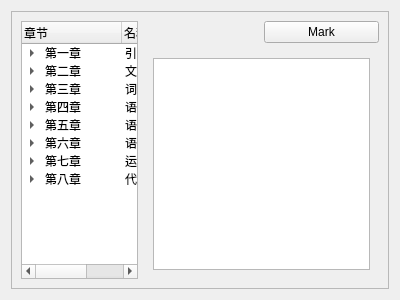
This is ui/coursepage.ui in azh-1415926/POCAssistant as Qt 5 draws it before an edit. The edited form follows.
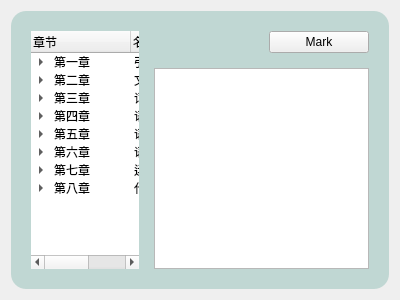
This is the edited form. Custom widgets are drawn as their Qt base class.

What changed in the file:
```diff
--- a/ui/coursepage.ui
+++ b/ui/coursepage.ui
@@ -13,6 +13,24 @@
   <property name="windowTitle">
    <string>coursepage</string>
   </property>
+  <property name="styleSheet">
+   <string notr="true">coursepage#coursepage
+{
+	background-color: rgba(64, 81, 78,50);
+	border-radius: 15px;
+}
+
+QFrame#frame
+{
+	background-color: rgba(0,118,98,50);
+	border-radius: 15px;
+}
+
+QWidget#outline
+{
+	border-radius: 15px;
+}</string>
+  </property>
   <layout class="QVBoxLayout" name="verticalLayout">
    <item>
     <widget class="QFrame" name="frame">
@@ -23,8 +41,26 @@
       <enum>QFrame::Shadow::Raised</enum>
      </property>
      <layout class="QHBoxLayout" name="horizontalLayout" stretch="1,2">
+      <property name="spacing">
+       <number>15</number>
+      </property>
+      <property name="leftMargin">
+       <number>20</number>
+      </property>
+      <property name="topMargin">
+       <number>20</number>
+      </property>
+      <property name="rightMargin">
+       <number>20</number>
+      </property>
+      <property name="bottomMargin">
+       <number>20</number>
+      </property>
       <item>
        <widget class="QTreeWidget" name="outline">
+        <property name="styleSheet">
+         <string notr="true"/>
+        </property>
         <column>
          <property name="text">
           <string>章节</string>
@@ -344,7 +380,22 @@
         </item>
         <item row="1" column="0" colspan="2">
          <widget class="QWidget" name="widget" native="true">
+          <property name="styleSheet">
+           <string notr="true">border-color: rgb(254, 255, 222);</string>
+          </property>
           <layout class="QVBoxLayout" name="verticalLayout_2">
+           <property name="leftMargin">
+            <number>0</number>
+           </property>
+           <property name="topMargin">
+            <number>0</number>
+           </property>
+           <property name="rightMargin">
+            <number>0</number>
+           </property>
+           <property name="bottomMargin">
+            <number>0</number>
+           </property>
            <item>
             <widget class="QMarkdownTextEdit" name="content"/>
            </item>
```
